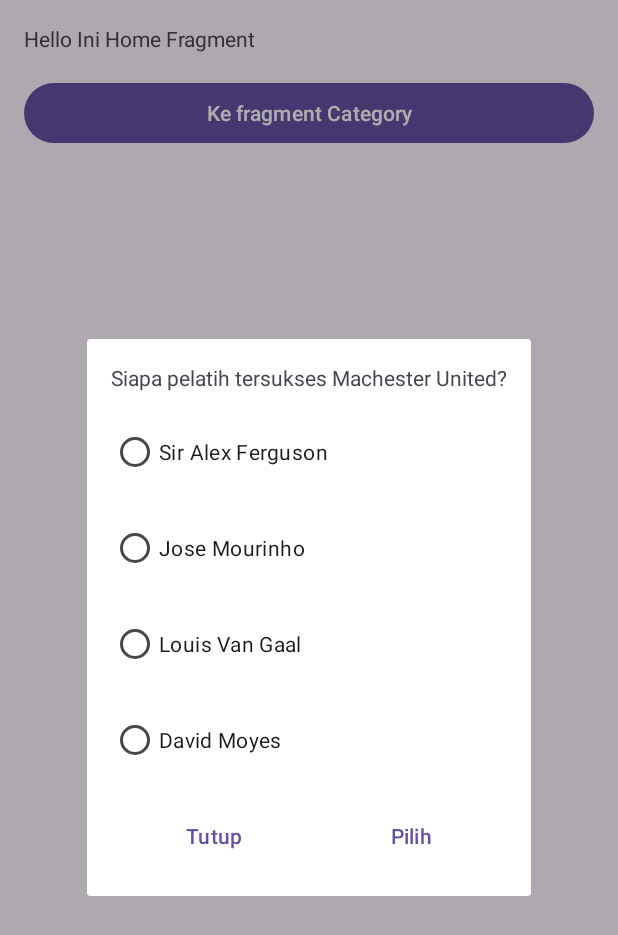
After one commit to ilramdhan/MyFlexibleFragment, an Android app: the fragment OptionDialogFragment placed in its activity, on a phone screen of 412 x 824 dp. The commit adds this screen. Shown: the top 935 px of the screen. Run offline under Robolectric (Android 15) with nearby library versions, the phone set to English and light mode, and no system bars.

Commit message:
Latihan Mengirim Data Antar Fragmen Done

```diff
--- a/app/src/main/AndroidManifest.xml
+++ b/app/src/main/AndroidManifest.xml
@@ -13,6 +13,9 @@
         android:theme="@style/Theme.MyFlexibleFragment"
         tools:targetApi="31">
         <activity
+            android:name=".ProfileActivity"
+            android:exported="false" />
+        <activity
             android:name=".MainActivity"
             android:exported="true">
             <intent-filter>
--- /dev/null
+++ b/app/src/main/java/com/dicoding/myflexiblefragment/OptionDialogFragment.kt
@@ -0,0 +1,74 @@
+package com.dicoding.myflexiblefragment
+
+import android.content.Context
+import android.os.Bundle
+import android.view.LayoutInflater
+import android.view.View
+import android.view.ViewGroup
+import android.widget.Button
+import android.widget.RadioButton
+import android.widget.RadioGroup
+import androidx.fragment.app.DialogFragment
+
+class OptionDialogFragment : DialogFragment() {
+
+    private lateinit var btnChoose: Button
+    private lateinit var btnClose: Button
+    private lateinit var rgOptions: RadioGroup
+    private lateinit var rbSaf: RadioButton
+    private lateinit var rbMou: RadioButton
+    private lateinit var rbLvg: RadioButton
+    private lateinit var rbMoyes: RadioButton
+    private var optionDialogListener: OnOptionDialogListener? = null
+
+    override fun onCreateView(inflater: LayoutInflater, container: ViewGroup?,
+                              savedInstanceState: Bundle?): View? {
+        return inflater.inflate(R.layout.fragment_option_dialog, container, false)
+    }
+
+    override fun onViewCreated(view: View, savedInstanceState: Bundle?) {
+        super.onViewCreated(view, savedInstanceState)
+        btnChoose = view.findViewById(R.id.btn_choose)
+        btnClose = view.findViewById(R.id.btn_close)
+        rgOptions = view.findViewById(R.id.rg_options)
+        rbSaf = view.findViewById(R.id.rb_saf)
+        rbLvg = view.findViewById(R.id.rb_lvg)
+        rbMou = view.findViewById(R.id.rb_mou)
+        rbMoyes = view.findViewById(R.id.rb_moyes)
+        btnChoose.setOnClickListener {
+            val checkedRadioButtonId = rgOptions.checkedRadioButtonId
+            if (checkedRadioButtonId != -1) {
+                var coach: String? = when (checkedRadioButtonId) {
+                    R.id.rb_saf -> rbSaf.text.toString().trim()
+                    R.id.rb_mou -> rbMou.text.toString().trim()
+                    R.id.rb_lvg -> rbLvg.text.toString().trim()
+                    R.id.rb_moyes -> rbMoyes.text.toString().trim()
+                    else -> null
+                }
+                optionDialogListener?.onOptionChosen(coach)
+                dialog?.dismiss()
+            }
+        }
+        btnClose.setOnClickListener {
+            dialog?.cancel()
+        }
+    }
+
+    override fun onAttach(context: Context) {
+        super.onAttach(context)
+        val fragment = parentFragment
+
+        if (fragment is DetailCategoryFragment) {
+            this.optionDialogListener = fragment.optionDialogListener
+        }
+    }
+
+    override fun onDetach() {
+        super.onDetach()
+        this.optionDialogListener = null
+    }
+
+    interface OnOptionDialogListener {
+        fun onOptionChosen(text: String?)
+    }
+}
--- /dev/null
+++ b/app/src/main/res/layout/fragment_option_dialog.xml
@@ -0,0 +1,66 @@
+<LinearLayout xmlns:android="http://schemas.android.com/apk/res/android"
+    xmlns:tools="http://schemas.android.com/tools"
+    android:layout_width="match_parent"
+    android:layout_height="wrap_content"
+    android:orientation="vertical"
+    android:padding="16dp">
+
+    <TextView
+        android:layout_width="match_parent"
+        android:layout_height="wrap_content"
+        android:layout_marginBottom="16dp"
+        android:text="@string/question_coach" />
+    <RadioGroup
+        android:id="@+id/rg_options"
+        android:layout_width="match_parent"
+        android:layout_height="wrap_content"
+        android:orientation="vertical">
+        <RadioButton
+            android:id="@+id/rb_saf"
+            android:layout_width="match_parent"
+            android:layout_height="wrap_content"
+            android:layout_marginBottom="16dp"
+            android:text="@string/sir_alex_ferguson" />
+        <RadioButton
+            android:id="@+id/rb_mou"
+            android:layout_width="match_parent"
+            android:layout_height="wrap_content"
+            android:layout_marginBottom="16dp"
+            android:text="@string/jose_mourinho" />
+        <RadioButton
+            android:id="@+id/rb_lvg"
+            android:layout_width="match_parent"
+            android:layout_height="wrap_content"
+            android:layout_marginBottom="16dp"
+            android:text="@string/louis_van_gaal" />
+        <RadioButton
+            android:id="@+id/rb_moyes"
+            android:layout_width="match_parent"
+            android:layout_height="wrap_content"
+            android:layout_marginBottom="16dp"
+            android:text="@string/david_moyes" />
+    </RadioGroup>
+    <LinearLayout
+        android:layout_width="match_parent"
+        android:layout_height="wrap_content"
+        android:orientation="horizontal">
+        <Button
+            android:id="@+id/btn_close"
+            style="?android:attr/buttonBarButtonStyle"
+            android:layout_width="match_parent"
+            android:layout_height="wrap_content"
+            android:layout_marginEnd="4dp"
+            android:layout_marginRight="4dp"
+            android:layout_weight="0.5"
+            android:text="@string/close" />
+        <Button
+            android:id="@+id/btn_choose"
+            style="?android:attr/buttonBarButtonStyle"
+            android:layout_width="match_parent"
+            android:layout_height="wrap_content"
+            android:layout_marginLeft="4dp"
+            android:layout_marginStart="4dp"
+            android:layout_weight="0.5"
+            android:text="@string/choose" />
+    </LinearLayout>
+</LinearLayout>
```
Also changed, not shown: app/src/main/java/com/dicoding/myflexiblefragment/CategoryFragment.kt (added, +40 -0 lines), app/src/main/java/com/dicoding/myflexiblefragment/DetailCategoryFragment.kt (added, +67 -0 lines), app/src/main/java/com/dicoding/myflexiblefragment/HomeFragment.kt (+9 -1 lines), app/src/main/java/com/dicoding/myflexiblefragment/ProfileActivity.kt (added, +11 -0 lines), app/src/main/res/layout/activity_profile.xml (added, +12 -0 lines), app/src/main/res/layout/fragment_category.xml (added, +18 -0 lines), app/src/main/res/layout/fragment_detail_category.xml (added, +30 -0 lines).
